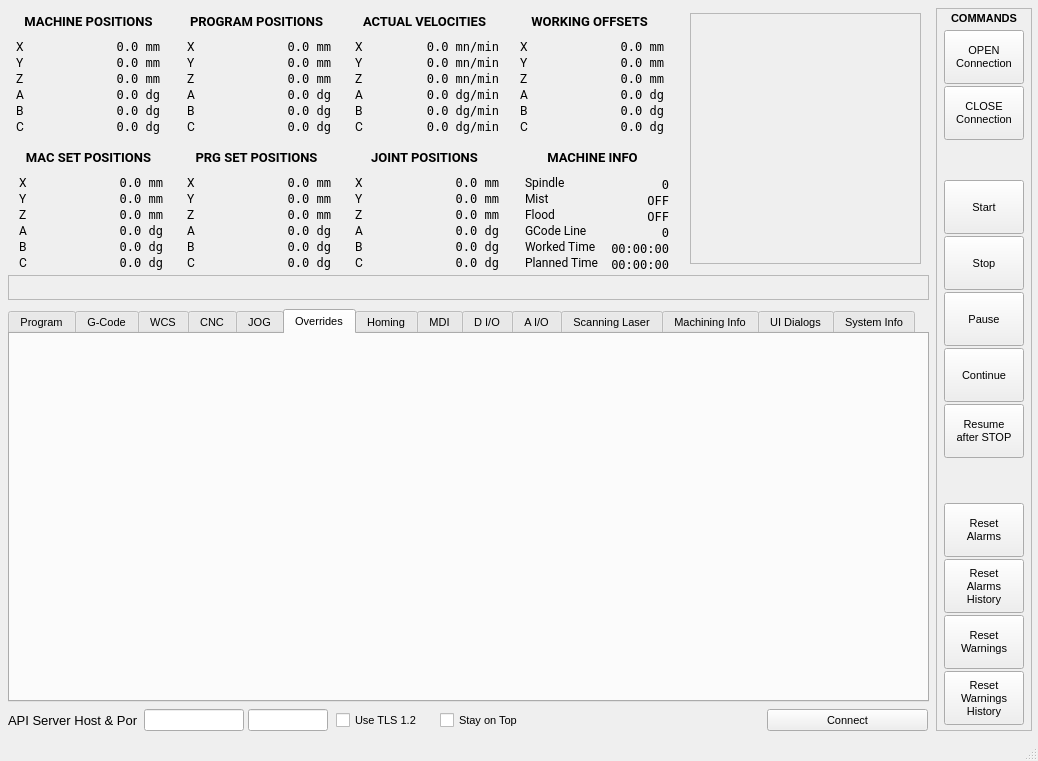
This is python/examples/api_client_qt_demo/desktop_view.ui in rosettacnc-classroom/cnc_api_client_core_1 as Qt 5 draws it before an edit. The edited form follows.
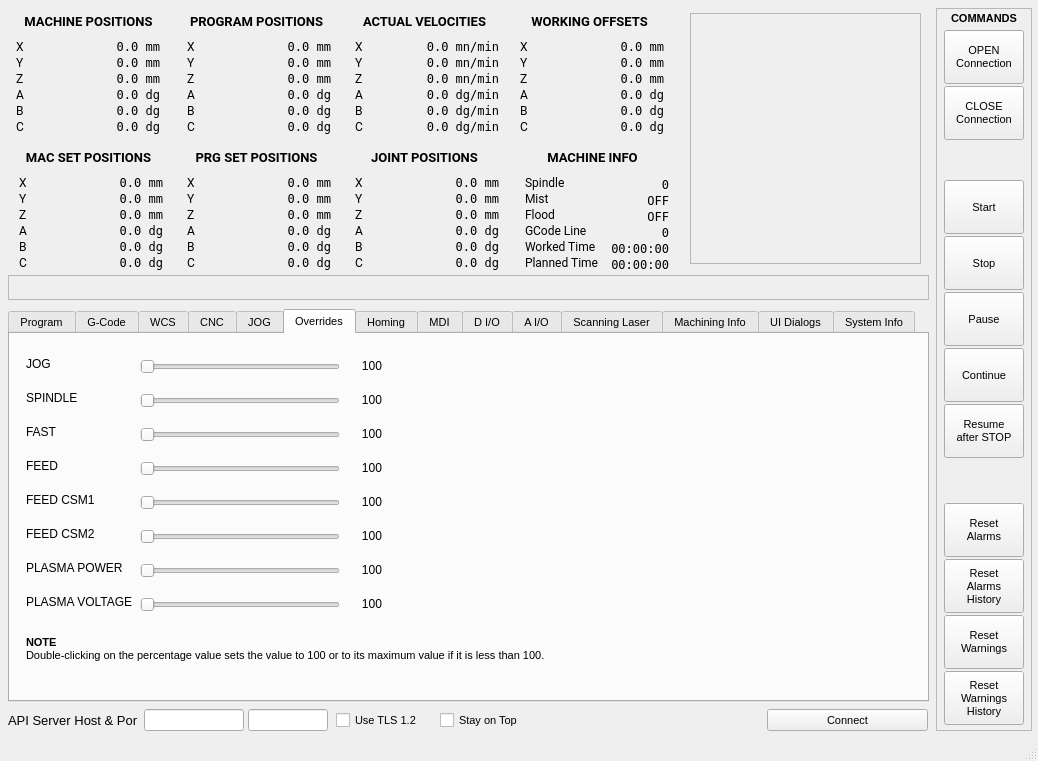
This is the edited form. The open tabs and pages were chosen to show the change. Custom widgets are drawn as their Qt base class.

```diff
--- a/python/examples/api_client_qt_demo/desktop_view.ui
+++ b/python/examples/api_client_qt_demo/desktop_view.ui
@@ -1499,6 +1499,451 @@
      <attribute name="title">
       <string>Overrides</string>
      </attribute>
+     <widget class="QSlider" name="ovrJogSlider">
+      <property name="geometry">
+       <rect>
+        <x>130</x>
+        <y>22</y>
+        <width>200</width>
+        <height>22</height>
+       </rect>
+      </property>
+      <property name="orientation">
+       <enum>Qt::Orientation::Horizontal</enum>
+      </property>
+     </widget>
+     <widget class="QLabel" name="ovrJogLabel">
+      <property name="geometry">
+       <rect>
+        <x>16</x>
+        <y>22</y>
+        <width>108</width>
+        <height>16</height>
+       </rect>
+      </property>
+      <property name="font">
+       <font>
+        <family>Tahoma</family>
+        <pointsize>9</pointsize>
+       </font>
+      </property>
+      <property name="text">
+       <string>JOG</string>
+      </property>
+     </widget>
+     <widget class="QLabel" name="ovrJogValue">
+      <property name="geometry">
+       <rect>
+        <x>342</x>
+        <y>22</y>
+        <width>30</width>
+        <height>20</height>
+       </rect>
+      </property>
+      <property name="font">
+       <font>
+        <family>Tahoma</family>
+        <pointsize>9</pointsize>
+       </font>
+      </property>
+      <property name="text">
+       <string>100</string>
+      </property>
+      <property name="alignment">
+       <set>Qt::AlignmentFlag::AlignRight|Qt::AlignmentFlag::AlignTrailing|Qt::AlignmentFlag::AlignVCenter</set>
+      </property>
+     </widget>
+     <widget class="QLabel" name="ovrSpindleLabel">
+      <property name="geometry">
+       <rect>
+        <x>16</x>
+        <y>56</y>
+        <width>108</width>
+        <height>16</height>
+       </rect>
+      </property>
+      <property name="font">
+       <font>
+        <family>Tahoma</family>
+        <pointsize>9</pointsize>
+       </font>
+      </property>
+      <property name="text">
+       <string>SPINDLE</string>
+      </property>
+     </widget>
+     <widget class="QLabel" name="ovrSpindleValue">
+      <property name="geometry">
+       <rect>
+        <x>342</x>
+        <y>56</y>
+        <width>30</width>
+        <height>20</height>
+       </rect>
+      </property>
+      <property name="font">
+       <font>
+        <family>Tahoma</family>
+        <pointsize>9</pointsize>
+       </font>
+      </property>
+      <property name="text">
+       <string>100</string>
+      </property>
+      <property name="alignment">
+       <set>Qt::AlignmentFlag::AlignRight|Qt::AlignmentFlag::AlignTrailing|Qt::AlignmentFlag::AlignVCenter</set>
+      </property>
+     </widget>
+     <widget class="QSlider" name="ovrSpindleSlider">
+      <property name="geometry">
+       <rect>
+        <x>130</x>
+        <y>56</y>
+        <width>200</width>
+        <height>22</height>
+       </rect>
+      </property>
+      <property name="orientation">
+       <enum>Qt::Orientation::Horizontal</enum>
+      </property>
+     </widget>
+     <widget class="QLabel" name="ovrFastLabel">
+      <property name="geometry">
+       <rect>
+        <x>16</x>
+        <y>90</y>
+        <width>108</width>
+        <height>16</height>
+       </rect>
+      </property>
+      <property name="font">
+       <font>
+        <family>Tahoma</family>
+        <pointsize>9</pointsize>
+       </font>
+      </property>
+      <property name="text">
+       <string>FAST</string>
+      </property>
+     </widget>
+     <widget class="QSlider" name="ovrFastSlider">
+      <property name="geometry">
+       <rect>
+        <x>130</x>
+        <y>90</y>
+        <width>200</width>
+        <height>22</height>
+       </rect>
+      </property>
+      <property name="orientation">
+       <enum>Qt::Orientation::Horizontal</enum>
+      </property>
+     </widget>
+     <widget class="QLabel" name="ovrFastValue">
+      <property name="geometry">
+       <rect>
+        <x>342</x>
+        <y>90</y>
+        <width>30</width>
+        <height>20</height>
+       </rect>
+      </property>
+      <property name="font">
+       <font>
+        <family>Tahoma</family>
+        <pointsize>9</pointsize>
+       </font>
+      </property>
+      <property name="text">
+       <string>100</string>
+      </property>
+      <property name="alignment">
+       <set>Qt::AlignmentFlag::AlignRight|Qt::AlignmentFlag::AlignTrailing|Qt::AlignmentFlag::AlignVCenter</set>
+      </property>
+     </widget>
+     <widget class="QSlider" name="ovrFeedSlider">
+      <property name="geometry">
+       <rect>
+        <x>130</x>
+        <y>124</y>
+        <width>200</width>
+        <height>22</height>
+       </rect>
+      </property>
+      <property name="orientation">
+       <enum>Qt::Orientation::Horizontal</enum>
+      </property>
+     </widget>
+     <widget class="QLabel" name="ovrFeedValue">
+      <property name="geometry">
+       <rect>
+        <x>342</x>
+        <y>124</y>
+        <width>30</width>
+        <height>20</height>
+       </rect>
+      </property>
+      <property name="font">
+       <font>
+        <family>Tahoma</family>
+        <pointsize>9</pointsize>
+       </font>
+      </property>
+      <property name="text">
+       <string>100</string>
+      </property>
+      <property name="alignment">
+       <set>Qt::AlignmentFlag::AlignRight|Qt::AlignmentFlag::AlignTrailing|Qt::AlignmentFlag::AlignVCenter</set>
+      </property>
+     </widget>
+     <widget class="QLabel" name="ovrFeedLabel">
+      <property name="geometry">
+       <rect>
+        <x>16</x>
+        <y>124</y>
+        <width>108</width>
+        <height>16</height>
+       </rect>
+      </property>
+      <property name="font">
+       <font>
+        <family>Tahoma</family>
+        <pointsize>9</pointsize>
+       </font>
+      </property>
+      <property name="text">
+       <string>FEED</string>
+      </property>
+     </widget>
+     <widget class="QLabel" name="ovrFeedCSM1Label">
+      <property name="geometry">
+       <rect>
+        <x>16</x>
+        <y>158</y>
+        <width>108</width>
+        <height>16</height>
+       </rect>
+      </property>
+      <property name="font">
+       <font>
+        <family>Tahoma</family>
+        <pointsize>9</pointsize>
+       </font>
+      </property>
+      <property name="text">
+       <string>FEED CSM1</string>
+      </property>
+     </widget>
+     <widget class="QSlider" name="ovrFeedCSM1Slider">
+      <property name="geometry">
+       <rect>
+        <x>130</x>
+        <y>158</y>
+        <width>200</width>
+        <height>22</height>
+       </rect>
+      </property>
+      <property name="orientation">
+       <enum>Qt::Orientation::Horizontal</enum>
+      </property>
+     </widget>
+     <widget class="QLabel" name="ovrFeedCSM1Value">
+      <property name="geometry">
+       <rect>
+        <x>342</x>
+        <y>158</y>
+        <width>30</width>
+        <height>20</height>
+       </rect>
+      </property>
+      <property name="font">
+       <font>
+        <family>Tahoma</family>
+        <pointsize>9</pointsize>
+       </font>
+      </property>
+      <property name="text">
+       <string>100</string>
+      </property>
+      <property name="alignment">
+       <set>Qt::AlignmentFlag::AlignRight|Qt::AlignmentFlag::AlignTrailing|Qt::AlignmentFlag::AlignVCenter</set>
+      </property>
+     </widget>
+     <widget class="QLabel" name="ovrFeedCSM2Label">
+      <property name="geometry">
+       <rect>
+        <x>16</x>
+        <y>192</y>
+        <width>108</width>
+        <height>16</height>
+       </rect>
+      </property>
+      <property name="font">
+       <font>
+        <family>Tahoma</family>
+        <pointsize>9</pointsize>
+       </font>
+      </property>
+      <property name="text">
+       <string>FEED CSM2</string>
+      </property>
+     </widget>
+     <widget class="QLabel" name="ovrFeedCSM2Value">
+      <property name="geometry">
+       <rect>
+        <x>342</x>
+        <y>192</y>
+        <width>30</width>
+        <height>20</height>
+       </rect>
+      </property>
+      <property name="font">
+       <font>
+        <family>Tahoma</family>
+        <pointsize>9</pointsize>
+       </font>
+      </property>
+      <property name="text">
+       <string>100</string>
+      </property>
+      <property name="alignment">
+       <set>Qt::AlignmentFlag::AlignRight|Qt::AlignmentFlag::AlignTrailing|Qt::AlignmentFlag::AlignVCenter</set>
+      </property>
+     </widget>
+     <widget class="QSlider" name="ovrFeedCSM2Slider">
+      <property name="geometry">
+       <rect>
+        <x>130</x>
+        <y>192</y>
+        <width>200</width>
+        <height>22</height>
+       </rect>
+      </property>
+      <property name="orientation">
+       <enum>Qt::Orientation::Horizontal</enum>
+      </property>
+     </widget>
+     <widget class="QLabel" name="ovrPlasmaPowerValue">
+      <property name="geometry">
+       <rect>
+        <x>342</x>
+        <y>226</y>
+        <width>30</width>
+        <height>20</height>
+       </rect>
+      </property>
+      <property name="font">
+       <font>
+        <family>Tahoma</family>
+        <pointsize>9</pointsize>
+       </font>
+      </property>
+      <property name="text">
+       <string>100</string>
+      </property>
+      <property name="alignment">
+       <set>Qt::AlignmentFlag::AlignRight|Qt::AlignmentFlag::AlignTrailing|Qt::AlignmentFlag::AlignVCenter</set>
+      </property>
+     </widget>
+     <widget class="QLabel" name="ovrPlasmaPowerLabel">
+      <property name="geometry">
+       <rect>
+        <x>16</x>
+        <y>226</y>
+        <width>108</width>
+        <height>16</height>
+       </rect>
+      </property>
+      <property name="font">
+       <font>
+        <family>Tahoma</family>
+        <pointsize>9</pointsize>
+       </font>
+      </property>
+      <property name="text">
+       <string>PLASMA POWER</string>
+      </property>
+     </widget>
+     <widget class="QSlider" name="ovrPlasmaPowerSlider">
+      <property name="geometry">
+       <rect>
+        <x>130</x>
+        <y>226</y>
+        <width>200</width>
+        <height>22</height>
+       </rect>
+      </property>
+      <property name="orientation">
+       <enum>Qt::Orientation::Horizontal</enum>
+      </property>
+     </widget>
+     <widget class="QLabel" name="ovrPlasmaVoltageLabel">
+      <property name="geometry">
+       <rect>
+        <x>16</x>
+        <y>260</y>
+        <width>108</width>
+        <height>16</height>
+       </rect>
+      </property>
+      <property name="font">
+       <font>
+        <family>Tahoma</family>
+        <pointsize>9</pointsize>
+       </font>
+      </property>
+      <property name="text">
+       <string>PLASMA VOLTAGE</string>
+      </property>
+     </widget>
+     <widget class="QLabel" name="ovrPlasmaVoltageValue">
+      <property name="geometry">
+       <rect>
+        <x>342</x>
+        <y>260</y>
+        <width>30</width>
+        <height>20</height>
+       </rect>
+      </property>
+      <property name="font">
+       <font>
+        <family>Tahoma</family>
+        <pointsize>9</pointsize>
+       </font>
+      </property>
+      <property name="text">
+       <string>100</string>
+      </property>
+      <property name="alignment">
+       <set>Qt::AlignmentFlag::AlignRight|Qt::AlignmentFlag::AlignTrailing|Qt::AlignmentFlag::AlignVCenter</set>
+      </property>
+     </widget>
+     <widget class="QSlider" name="ovrPlasmaVoltageSlider">
+      <property name="geometry">
+       <rect>
+        <x>130</x>
+        <y>260</y>
+        <width>200</width>
+        <height>22</height>
+       </rect>
+      </property>
+      <property name="orientation">
+       <enum>Qt::Orientation::Horizontal</enum>
+      </property>
+     </widget>
+     <widget class="QLabel" name="ovrNoteLabel">
+      <property name="geometry">
+       <rect>
+        <x>16</x>
+        <y>300</y>
+        <width>571</width>
+        <height>31</height>
+       </rect>
+      </property>
+      <property name="text">
+       <string>&lt;html&gt;&lt;head/&gt;&lt;body&gt;&lt;p&gt;&lt;span style=&quot; font-weight:700;&quot;&gt;NOTE&lt;br/&gt;&lt;/span&gt;Double-clicking on the percentage value sets the value to 100 or to its maximum value if it is less than 100.&lt;/p&gt;&lt;/body&gt;&lt;/html&gt;</string>
+      </property>
+     </widget>
     </widget>
     <widget class="QWidget" name="tabHoming">
      <attribute name="title">
```
